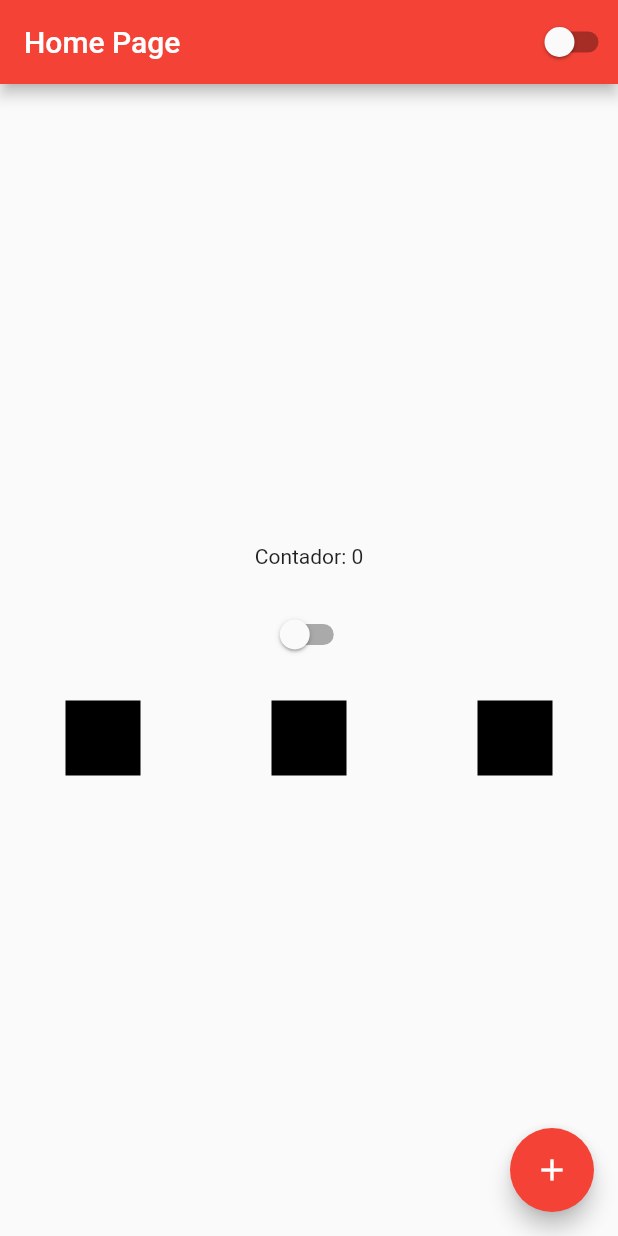
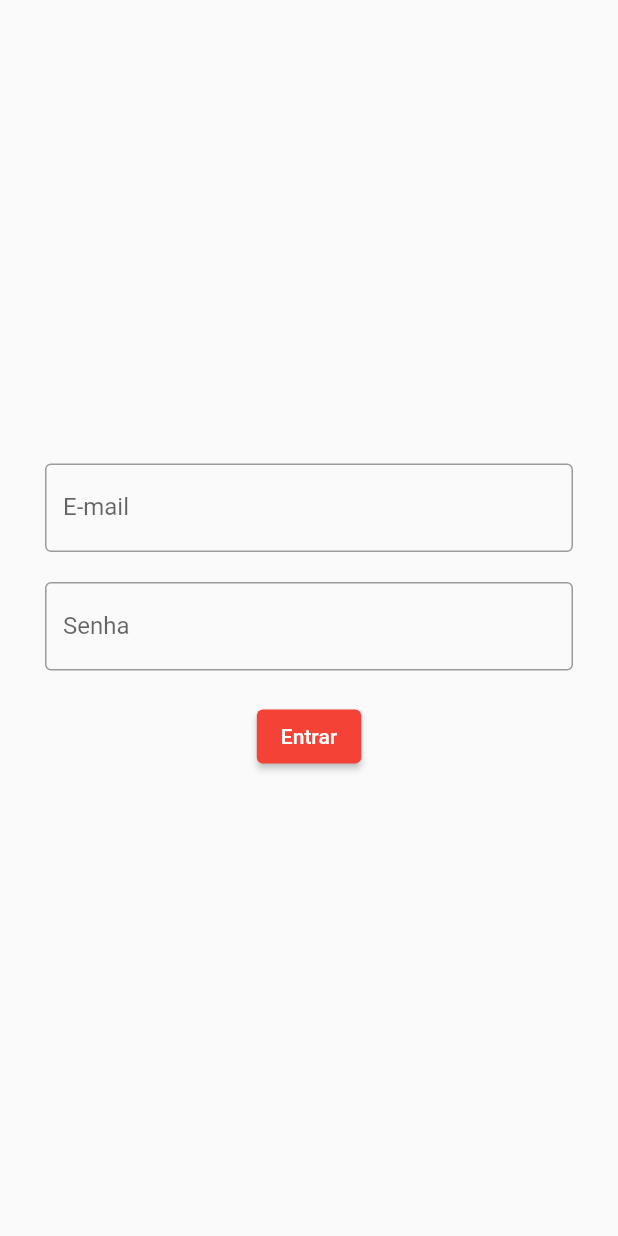
Before and after one commit to Lucas98Fernando/flutter-app, a Flutter app: the screen it shows after launch, on a phone screen of 412 x 824 dp. Run offline on Flutter 3.47's test engine with Material 2 defaults, Android fonts, the phone set to English and light mode, and no system bars.

Commit message:
Aprendendo sobre inputs e navegação

```diff
--- a/lib/app_widget.dart
+++ b/lib/app_widget.dart
@@ -1,6 +1,7 @@
 import 'package:flutter/material.dart';
 import 'app_controller.dart';
 import 'home_page.dart';
+import 'login_page.dart';
 
 // Estado local com o Stateless, não realizada mudanças, é uma constante
 class AppWidget extends StatelessWidget {
@@ -14,7 +15,12 @@ class AppWidget extends StatelessWidget {
                 brightness: AppController.instance.isDarkTheme
                     ? Brightness.dark
                     : Brightness.light),
-            home: HomePage(),
+            initialRoute: '/',
+            // Rotas nomeadas ou rotas automáticas
+            routes: {
+              '/': (context) => LoginPage(),
+              '/home': (context) => HomePage(),
+            },
           );
         });
   }
--- /dev/null
+++ b/lib/login_page.dart
@@ -0,0 +1,75 @@
+import 'package:flutter/material.dart';
+import 'package:project/home_page.dart';
+
+class LoginPage extends StatefulWidget {
+  @override
+  _LoginPageState createState() => _LoginPageState();
+}
+
+class _LoginPageState extends State<LoginPage> {
+  String email = '';
+  String password = '';
+
+  @override
+  Widget build(BuildContext context) {
+    return Scaffold(
+      // Habilitando o scroll quando o teclado abre nos TextFields
+      body: SingleChildScrollView(
+        child: SizedBox(
+          // Configurando a largura máxima com o context do Material
+          width: MediaQuery.of(context).size.width,
+          height: MediaQuery.of(context).size.height,
+          child: Padding(
+            padding: const EdgeInsets.all(30.0),
+            child: Column(
+              mainAxisAlignment: MainAxisAlignment.center,
+              children: [
+                // Input
+                TextField(
+                  // Recebendo os dados do inpute exibindo no console
+                  onChanged: (text) {
+                    email = text;
+                  },
+                  // Formatando o teclado para e-mails
+                  keyboardType: TextInputType.emailAddress,
+                  decoration: InputDecoration(
+                      border: OutlineInputBorder(), labelText: 'E-mail'),
+                ),
+                SizedBox(height: 20),
+                TextField(
+                  onChanged: (text) {
+                    password = text;
+                  },
+                  // Oculta os caracteres do input, coloca no formato de senha
+                  obscureText: true,
+                  decoration: InputDecoration(
+                      border: OutlineInputBorder(), labelText: 'Senha'),
+                ),
+                SizedBox(height: 20),
+                ElevatedButton(
+                  onPressed: () {
+                    if (email == 'lucas98fernando@gmail.com' &&
+                        password == '12345') {
+                      /**
+                      // Navegação manual entre telas
+                      // O pushReplacement remove a tela atual quando realiza a transição entre as telas, remove o botão de voltar no AppBar
+
+                      Navigator.of(context).pushReplacement(
+                          MaterialPageRoute(builder: (context) => HomePage()));
+                      */
+                      // Navegação com rotas nomeadas
+                      Navigator.of(context).pushReplacementNamed('/home');
+                    } else {
+                      print('Login inválido !');
+                    }
+                  },
+                  child: Text('Entrar'),
+                )
+              ],
+            ),
+          ),
+        ),
+      ),
+    );
+  }
+}
```
